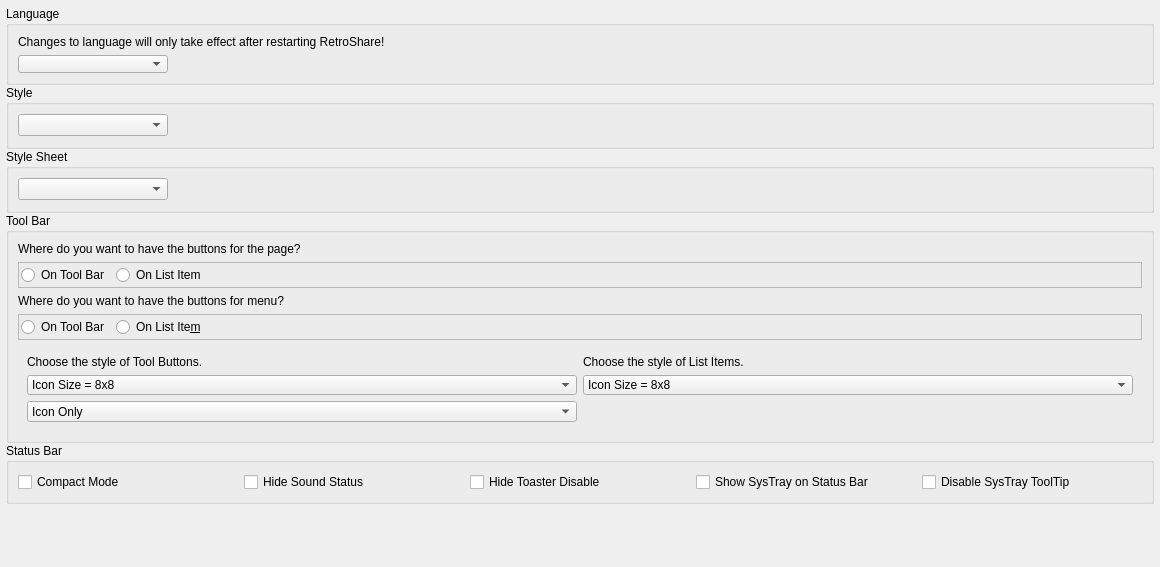
This is retroshare-gui/src/gui/settings/AppearancePage.ui in RetroShare/RetroShare as Qt 5 draws it before an edit. The edited form follows.
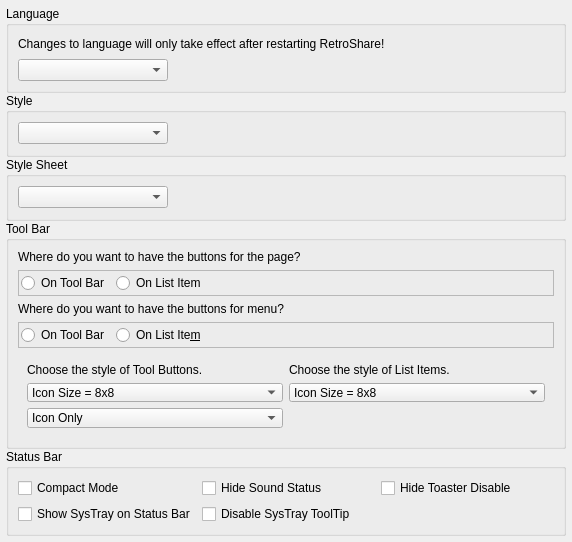
This is the edited form.

```diff
--- a/retroshare-gui/src/gui/settings/AppearancePage.ui
+++ b/retroshare-gui/src/gui/settings/AppearancePage.ui
@@ -6,8 +6,8 @@
    <rect>
     <x>0</x>
     <y>0</y>
-    <width>1160</width>
-    <height>567</height>
+    <width>572</width>
+    <height>527</height>
    </rect>
   </property>
   <property name="contextMenuPolicy">
@@ -34,7 +34,7 @@
      <property name="minimumSize">
       <size>
        <width>0</width>
-       <height>75</height>
+       <height>87</height>
       </size>
      </property>
      <property name="contextMenuPolicy">
@@ -71,14 +71,14 @@
        </widget>
       </item>
       <item row="1" column="1">
-       <spacer>
+       <spacer name="hSpacerLanguage">
         <property name="orientation">
          <enum>Qt::Horizontal</enum>
         </property>
         <property name="sizeHint" stdset="0">
          <size>
-          <width>300</width>
-          <height>16</height>
+          <width>215</width>
+          <height>20</height>
          </size>
         </property>
        </spacer>
@@ -118,7 +118,7 @@
        </widget>
       </item>
       <item row="0" column="1">
-       <spacer>
+       <spacer name="hSpacerStyle">
         <property name="orientation">
          <enum>Qt::Horizontal</enum>
         </property>
@@ -156,7 +156,7 @@
        </widget>
       </item>
       <item row="0" column="1">
-       <spacer>
+       <spacer name="hSpacerStyleSheet">
         <property name="orientation">
          <enum>Qt::Horizontal</enum>
         </property>
@@ -172,7 +172,7 @@
     </widget>
    </item>
    <item row="8" column="0">
-    <spacer>
+    <spacer name="mainVSpacer">
      <property name="orientation">
       <enum>Qt::Vertical</enum>
      </property>
@@ -207,17 +207,8 @@
         <property name="frameShadow">
          <enum>QFrame::Plain</enum>
         </property>
-        <layout class="QHBoxLayout" name="horizontalLayout">
-         <property name="leftMargin">
-          <number>2</number>
-         </property>
-         <property name="topMargin">
-          <number>2</number>
-         </property>
-         <property name="rightMargin">
-          <number>2</number>
-         </property>
-         <property name="bottomMargin">
+        <layout class="QHBoxLayout" name="frameActionHLayout">
+         <property name="margin">
           <number>2</number>
          </property>
          <item>
@@ -235,7 +226,7 @@
           </widget>
          </item>
          <item>
-          <spacer>
+          <spacer name="hSpacerAction">
            <property name="orientation">
             <enum>Qt::Horizontal</enum>
            </property>
@@ -265,17 +256,8 @@
         <property name="frameShadow">
          <enum>QFrame::Plain</enum>
         </property>
-        <layout class="QHBoxLayout" name="horizontalLayout_2">
-         <property name="leftMargin">
-          <number>2</number>
-         </property>
-         <property name="topMargin">
-          <number>2</number>
-         </property>
-         <property name="rightMargin">
-          <number>2</number>
-         </property>
-         <property name="bottomMargin">
+        <layout class="QHBoxLayout" name="framePageHLayout">
+         <property name="margin">
           <number>2</number>
          </property>
          <item>
@@ -293,7 +275,7 @@
           </widget>
          </item>
          <item>
-          <spacer>
+          <spacer name="hSpacerPage">
            <property name="orientation">
             <enum>Qt::Horizontal</enum>
            </property>
@@ -456,8 +438,8 @@
      <property name="title">
       <string>Status Bar</string>
      </property>
-     <layout class="QHBoxLayout" name="horizontalLayout_3">
-      <item>
+     <layout class="QGridLayout" name="grpStatusGLayout">
+      <item row="0" column="0">
        <widget class="QCheckBox" name="checkBoxStatusCompactMode">
         <property name="toolTip">
          <string>Remove surplus text in status bar.</string>
@@ -467,28 +449,28 @@
         </property>
        </widget>
       </item>
-      <item>
+      <item row="0" column="1">
        <widget class="QCheckBox" name="checkBoxHideSoundStatus">
         <property name="text">
          <string>Hide Sound Status</string>
         </property>
        </widget>
       </item>
-      <item>
+      <item row="0" column="2">
        <widget class="QCheckBox" name="checkBoxHideToasterDisable">
         <property name="text">
          <string>Hide Toaster Disable</string>
         </property>
        </widget>
       </item>
-      <item>
+      <item row="1" column="0">
        <widget class="QCheckBox" name="checkBoxShowSystrayOnStatus">
         <property name="text">
          <string>Show SysTray on Status Bar</string>
         </property>
        </widget>
       </item>
-      <item>
+      <item row="1" column="1">
        <widget class="QCheckBox" name="checkBoxDisableSysTrayToolTip">
         <property name="text">
          <string>Disable SysTray ToolTip</string>
```
Left out of the diff: 11 changed lines with no effect on the pictures.
